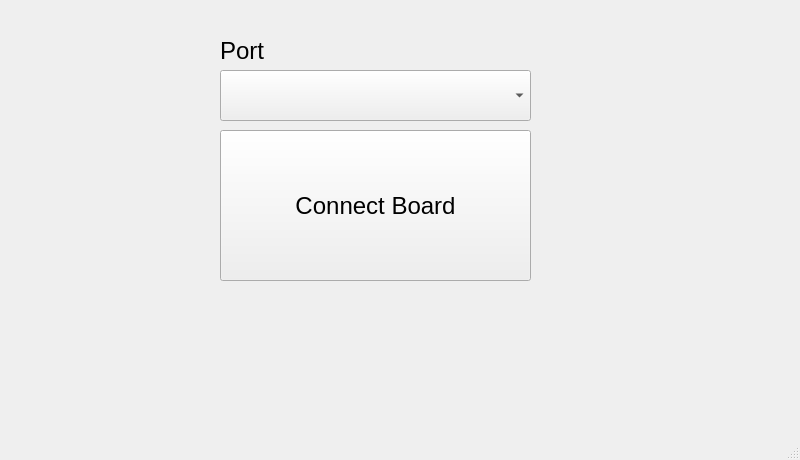
Qt form ui/main.ui (Serialbocks/dgt-py) before a commit.
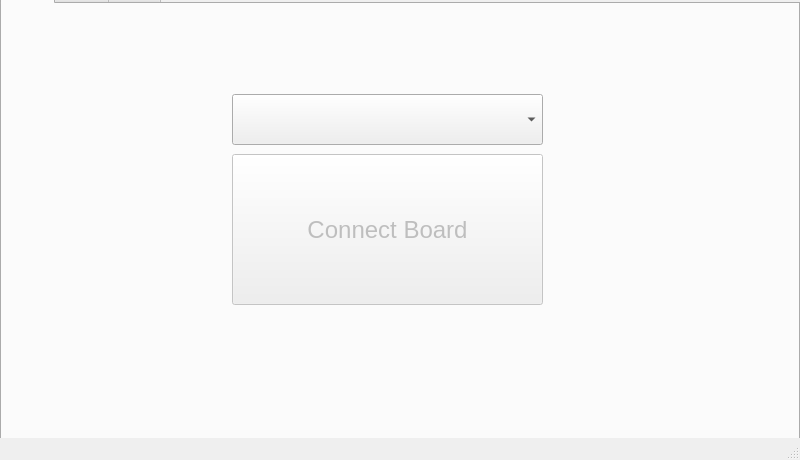
The same form after that commit.

```diff
--- a/ui/main.ui
+++ b/ui/main.ui
@@ -14,13 +14,26 @@
    <string>MainWindow</string>
   </property>
   <widget class="QWidget" name="centralwidget">
-   <widget class="QPushButton" name="connectBoard">
+   <widget class="QTabWidget" name="tabWidget">
     <property name="geometry">
      <rect>
-      <x>220</x>
-      <y>130</y>
-      <width>311</width>
-      <height>151</height>
+      <x>0</x>
+      <y>-22</y>
+      <width>800</width>
+      <height>462</height>
+     </rect>
+    </property>
+    <widget class="QWidget" name="connectTab">
+     <attribute name="title">
+      <string>Tab 1</string>
+     </attribute>
+     <widget class="QLabel" name="label">
+      <property name="geometry">
+       <rect>
+        <x>-60</x>
+        <y>-70</y>
+        <width>51</width>
+        <height>41</height>
      </rect>
     </property>
     <property name="font">
@@ -29,14 +42,14 @@
      </font>
     </property>
     <property name="text">
-     <string>Connect Board</string>
+       <string>Port</string>
     </property>
    </widget>
    <widget class="QComboBox" name="serialPort">
     <property name="geometry">
      <rect>
-      <x>220</x>
-      <y>70</y>
+        <x>230</x>
+        <y>90</y>
       <width>311</width>
       <height>51</height>
      </rect>
@@ -53,13 +66,16 @@
      <string>Port</string>
     </property>
    </widget>
-   <widget class="QLabel" name="label">
+     <widget class="QPushButton" name="connectButton">
+      <property name="enabled">
+       <bool>false</bool>
+      </property>
     <property name="geometry">
      <rect>
-      <x>220</x>
-      <y>30</y>
-      <width>51</width>
-      <height>41</height>
+        <x>230</x>
+        <y>150</y>
+        <width>311</width>
+        <height>151</height>
      </rect>
     </property>
     <property name="font">
@@ -68,8 +84,26 @@
      </font>
     </property>
     <property name="text">
-     <string>Port</string>
-    </property>
+       <string>Connect Board</string>
+      </property>
+      <property name="checkable">
+       <bool>false</bool>
+      </property>
+      <property name="flat">
+       <bool>false</bool>
+      </property>
+     </widget>
+    </widget>
+    <widget class="QWidget" name="pregameTab">
+     <attribute name="title">
+      <string>Tab 2</string>
+     </attribute>
+    </widget>
+    <widget class="QWidget" name="gameTab">
+     <attribute name="title">
+      <string>Page</string>
+     </attribute>
+    </widget>
    </widget>
   </widget>
   <widget class="QStatusBar" name="statusbar"/>
```
Lines whose indentation alone changed are shown as unchanged.
